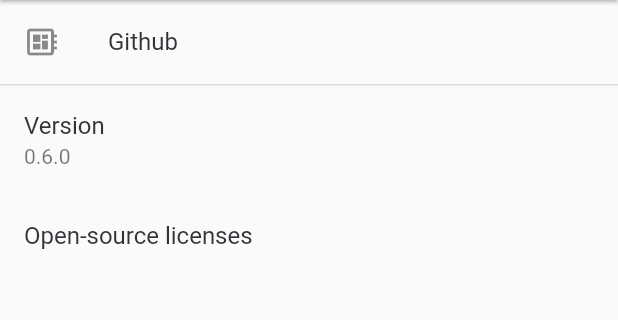
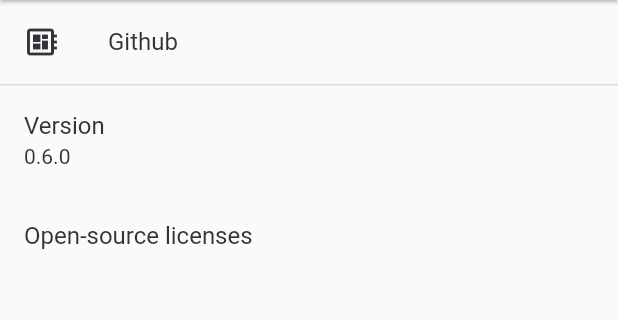
Before and after one commit to Ashhas/OW-API-App, a Flutter app: the SettingsScreen screen opened directly, after a tap on "About", on a phone screen of 412 x 824 dp, the part 270-590 px from its top. Run offline on Flutter 3.47's test engine with Material 2 defaults, Android fonts, the phone set to English and light mode, and no system bars; our stand-ins replace bloc, connectivity, equatable, flutter_bloc, flutter_svg, google_fonts and 5 more; accounts and stored records are empty; generated files the repository leaves out were written again; network calls fail.

Commit message:
~ Changed Certain Fonts

```diff
--- a/lib/ui/settings/screens/about_screen.dart
+++ b/lib/ui/settings/screens/about_screen.dart
@@ -26,7 +26,8 @@ class _AboutScreenState extends State<AboutScreen> {
             SettingsTile(
               title: "Github",
               titleTextStyle: Theme.of(context).primaryTextTheme.headline4,
-              leading: Icon(Icons.developer_board_outlined),
+              leading: Icon(Icons.developer_board_outlined,
+                  color: Theme.of(context).buttonColor),
               onPressed: (BuildContext context) {
                 _launchURL();
               },
@@ -36,6 +37,7 @@ class _AboutScreenState extends State<AboutScreen> {
               title: "Version",
               titleTextStyle: Theme.of(context).primaryTextTheme.headline4,
               subtitle: widget.appVersion,
+              subtitleTextStyle: Theme.of(context).primaryTextTheme.subtitle1,
               onPressed: (BuildContext context) {},
             ),
             SettingsTile(
--- a/lib/ui/splash/screens/offline_screen.dart
+++ b/lib/ui/splash/screens/offline_screen.dart
@@ -13,7 +13,7 @@ class OfflineScreen extends StatelessWidget {
           child: Column(
         mainAxisAlignment: MainAxisAlignment.center,
         children: [
-          Icon(Icons.signal_wifi_off, color: Colors.white),
+          Icon(Icons.signal_wifi_off, color: Theme.of(context).buttonColor),
           Text(
             "No Internet Connection",
             style: Theme.of(context).primaryTextTheme.bodyText2,
```
